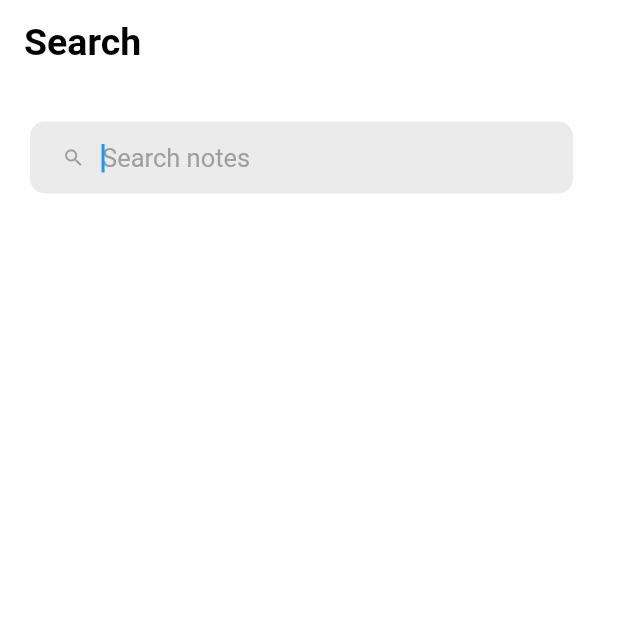
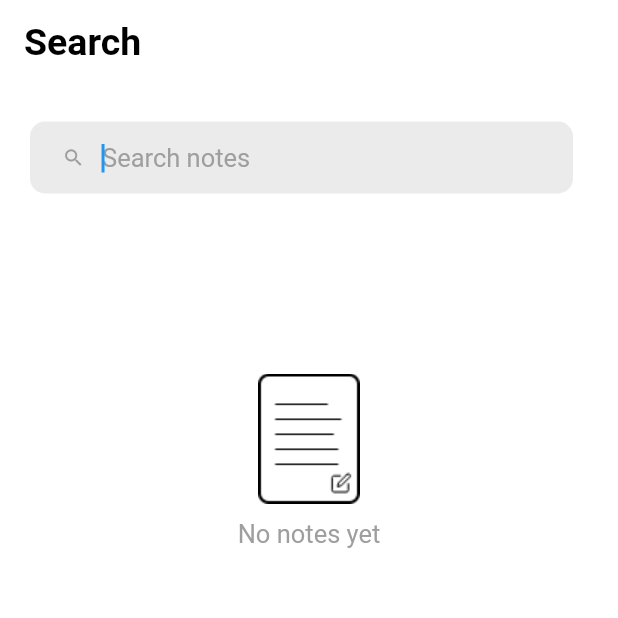
Before and after one commit to Akora-IngDKB/noteapp, a Flutter app: the SearchPage screen opened directly, on a phone screen of 412 x 824 dp, the top half of it. Run offline on Flutter 3.47's test engine with Material 2 defaults, Android fonts, the phone set to English and light mode, and no system bars; our stand-ins replace hive, permission_handler, share, speech_to_text; accounts and stored records are empty.

Commit message:
Added search feature

```diff
--- a/lib/screens/Search.dart
+++ b/lib/screens/Search.dart
@@ -12,11 +12,11 @@ class SearchPage extends StatefulWidget {
 
 class _SearchPageState extends State<SearchPage> {
   NotesProvider get provider {
-    return Provider.of<NotesProvider>(context);
+    return Provider.of<NotesProvider>(context, listen: false);
   }
 
   final controller = TextEditingController();
-  List<Note> notes = [];
+
   List<Note> result = [];
 
   @override
@@ -44,10 +44,26 @@ class _SearchPageState extends State<SearchPage> {
                   EdgeInsets.only(left: 20, right: 30, top: 25, bottom: 20),
               child: TextField(
                 controller: controller,
-                onChanged: (value) {
-                  if (value.isEmpty) {
-                    result = notes;
-                  }
+                onChanged: (text) async {
+                  if (text.isNotEmpty)
+                    setState(() {
+                      result = provider.notes
+                          .where((n) =>
+                              n.text.toLowerCase().contains(text) ||
+                              n.title.toLowerCase().contains(text))
+                          .toList();
+                    });
+                  else
+                    result = [];
+                  print(result);
+                },
+                onSubmitted: (v) {
+                  setState(() {
+                    result = provider.notes
+                        .where((n) => n.text.contains(v) || n.title.contains(v))
+                        .toList();
+                  });
+                  print(result);
                 },
                 autofocus: true,
                 decoration: InputDecoration(
@@ -71,7 +87,28 @@ class _SearchPageState extends State<SearchPage> {
                 ),
               ),
             ),
-            Padding(
+            result.isEmpty
+                ? Center(
+                    child: Column(
+                      mainAxisAlignment: MainAxisAlignment.center,
+                      children: [
+                        SizedBox(height: 100),
+                        Image.asset(
+                          'images/notes_icon.png',
+                          color: Theme.of(context).primaryColor,
+                        ),
+                        SizedBox(height: 10),
+                        Text(
+                          'No notes yet',
+                          style: TextStyle(
+                            fontSize: 17,
+                            color: Colors.grey,
+                          ),
+                        ),
+                      ],
+                    ),
+                  )
+                : Padding(
                     padding: EdgeInsets.only(left: 20, right: 20, top: 10),
                     child: StaggeredGridView.countBuilder(
                       crossAxisCount: 2,
@@ -79,10 +116,10 @@ class _SearchPageState extends State<SearchPage> {
                       crossAxisSpacing: 12,
                       shrinkWrap: true,
                       physics: NeverScrollableScrollPhysics(),
-                itemCount: provider.notes.length,
+                      itemCount: result.length,
                       itemBuilder: (context, index) {
                         return HomeNoteItem(
-                    note: provider.notes[index],
+                          note: result[index],
                         );
                       },
                       staggeredTileBuilder: (int index) {
```
Lines whose indentation alone changed are shown as unchanged.
